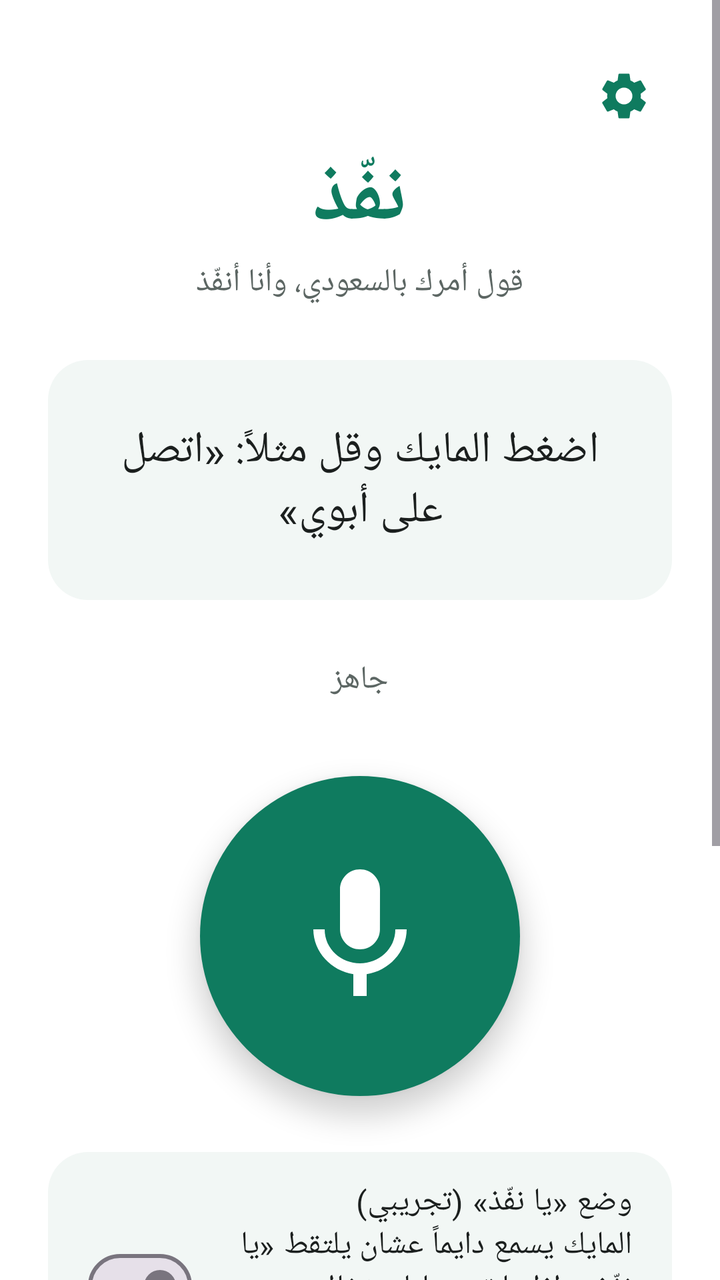
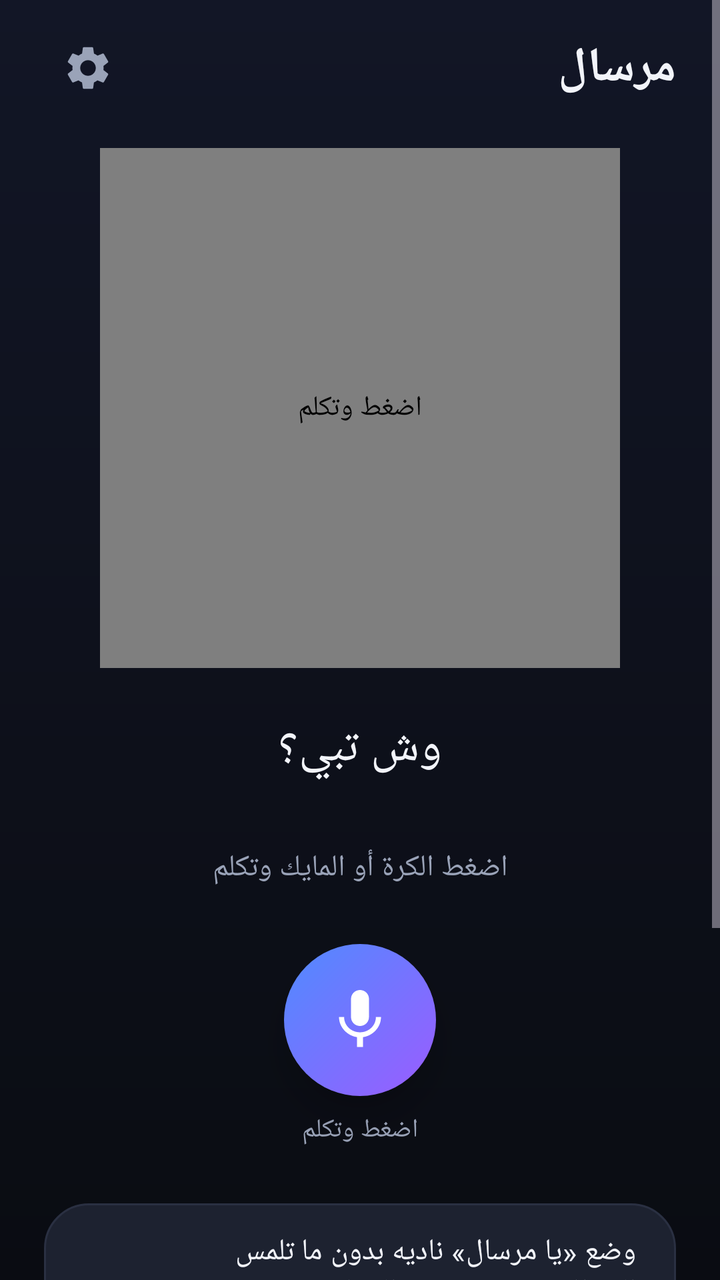

Two renders of the same Android screen: before a commit and after it. Below are the layout's source before the change and the commit's diff.
<!-- AndroidManifest.xml: application theme Theme.Naffith -->
<!-- res/layout/activity_main.xml -->
<?xml version="1.0" encoding="utf-8"?>
<ScrollView xmlns:android="http://schemas.android.com/apk/res/android"
    android:layout_width="match_parent"
    android:layout_height="match_parent"
    android:fillViewport="true">

    <LinearLayout
        android:layout_width="match_parent"
        android:layout_height="wrap_content"
        android:gravity="center_horizontal"
        android:layoutDirection="rtl"
        android:orientation="vertical"
        android:padding="24dp">

        <ImageButton
            android:id="@+id/settingsButton"
            android:layout_width="48dp"
            android:layout_height="48dp"
            android:layout_gravity="start"
            android:background="?attr/selectableItemBackgroundBorderless"
            android:contentDescription="@string/settings_description"
            android:src="@drawable/ic_settings" />

        <TextView
            android:layout_width="wrap_content"
            android:layout_height="wrap_content"
            android:text="@string/app_name"
            android:textColor="@color/brand"
            android:textSize="40sp"
            android:textStyle="bold" />

        <TextView
            android:layout_width="wrap_content"
            android:layout_height="wrap_content"
            android:layout_marginTop="4dp"
            android:text="@string/tagline"
            android:textColor="@color/text_secondary"
            android:textSize="16sp" />

        <TextView
            android:id="@+id/transcriptText"
            android:layout_width="match_parent"
            android:layout_height="wrap_content"
            android:layout_marginTop="28dp"
            android:background="@drawable/bg_card"
            android:gravity="center"
            android:minHeight="120dp"
            android:padding="20dp"
            android:text="@string/transcript_placeholder"
            android:textColor="@color/text_primary"
            android:textIsSelectable="true"
            android:textSize="22sp" />

        <TextView
            android:id="@+id/statusText"
            android:layout_width="match_parent"
            android:layout_height="wrap_content"
            android:layout_marginTop="16dp"
            android:gravity="center"
            android:minHeight="48dp"
            android:text="@string/status_ready"
            android:textColor="@color/text_secondary"
            android:textSize="16sp" />

        
        <TextView
            android:id="@+id/answerText"
            android:layout_width="match_parent"
            android:layout_height="wrap_content"
            android:layout_marginTop="10dp"
            android:background="@drawable/bg_card"
            android:lineSpacingExtra="4dp"
            android:padding="16dp"
            android:textColor="@color/text_primary"
            android:textIsSelectable="true"
            android:textSize="17sp"
            android:visibility="gone" />

        <ImageButton
            android:id="@+id/micButton"
            android:layout_width="160dp"
            android:layout_height="160dp"
            android:layout_marginTop="24dp"
            android:background="@drawable/bg_mic_idle"
            android:contentDescription="@string/mic_description"
            android:elevation="8dp"
            android:padding="40dp"
            android:scaleType="fitCenter"
            android:src="@drawable/ic_mic" />

        <com.google.android.material.materialswitch.MaterialSwitch
            android:id="@+id/handsFreeSwitch"
            android:layout_width="match_parent"
            android:layout_height="wrap_content"
            android:layout_marginTop="28dp"
            android:background="@drawable/bg_card"
            android:paddingHorizontal="20dp"
            android:paddingVertical="14dp"
            android:text="@string/hf_switch"
            android:textColor="@color/text_primary"
            android:textSize="16sp" />

        <TextView
            android:layout_width="match_parent"
            android:layout_height="wrap_content"
            android:layout_marginTop="32dp"
            android:lineSpacingExtra="6dp"
            android:text="@string/examples"
            android:textColor="@color/text_secondary"
            android:textSize="15sp" />
    </LinearLayout>
</ScrollView>
<!-- resources referenced by this layout -->
<resources>
  <color name="brand">#0F7B5F</color>
  <color name="text_primary">#1B1F1E</color>
  <color name="text_secondary">#5C6663</color>
  <!-- drawable bg_card (drawable) -->
  <?xml version="1.0" encoding="utf-8"?>
  <shape xmlns:android="http://schemas.android.com/apk/res/android" android:shape="rectangle">
      <solid android:color="@color/surface_card" />
      <corners android:radius="20dp" />
  </shape>
  <!-- drawable bg_mic_idle (drawable) -->
  <?xml version="1.0" encoding="utf-8"?>
  <shape xmlns:android="http://schemas.android.com/apk/res/android" android:shape="oval">
      <solid android:color="@color/brand" />
  </shape>
  <!-- drawable ic_settings (drawable) -->
  <vector xmlns:android="http://schemas.android.com/apk/res/android"
      android:width="28dp"
      android:height="28dp"
      android:viewportWidth="24"
      android:viewportHeight="24">
      <path
          android:fillColor="#0F7B5F"
          android:pathData="M19.14,12.94c0.04,-0.3 0.06,-0.61 0.06,-0.94c0,-0.32 -0.02,-0.64 -0.07,-0.94l2.03,-1.58c0.18,-0.14 0.23,-0.41 0.12,-0.61l-1.92,-3.32c-0.12,-0.22 -0.37,-0.29 -0.59,-0.22l-2.39,0.96c-0.5,-0.38 -1.03,-0.7 -1.62,-0.94L14.4,2.81c-0.04,-0.24 -0.24,-0.41 -0.48,-0.41h-3.84c-0.24,0 -0.43,0.17 -0.47,0.41L9.25,5.35C8.66,5.59 8.12,5.92 7.63,6.29L5.24,5.33c-0.22,-0.08 -0.47,0 -0.59,0.22L2.74,8.87C2.62,9.08 2.66,9.34 2.86,9.48l2.03,1.58C4.84,11.36 4.8,11.69 4.8,12s0.02,0.64 0.07,0.94l-2.03,1.58c-0.18,0.14 -0.23,0.41 -0.12,0.61l1.92,3.32c0.12,0.22 0.37,0.29 0.59,0.22l2.39,-0.96c0.5,0.38 1.03,0.7 1.62,0.94l0.36,2.54c0.05,0.24 0.24,0.41 0.48,0.41h3.84c0.24,0 0.44,-0.17 0.47,-0.41l0.36,-2.54c0.59,-0.24 1.13,-0.56 1.62,-0.94l2.39,0.96c0.22,0.08 0.47,0 0.59,-0.22l1.92,-3.32c0.12,-0.22 0.07,-0.47 -0.12,-0.61L19.14,12.94zM12,15.6c-1.98,0 -3.6,-1.62 -3.6,-3.6s1.62,-3.6 3.6,-3.6s3.6,1.62 3.6,3.6S13.98,15.6 12,15.6z" />
  </vector>
  <string name="app_name">نفّذ</string>
  <string name="examples">أمثلة:\n• افتح الخرائط وابحث عن أقرب صيدلية\n• شغل لي قصيدة وليا وحافظا\n• اكتب رسالة واتساب روحي هلا وارسلها\n• دق على خالد\n\nإذا اخترت اسم من القائمة أحفظه كاسم ثاني للمرة الجاية، وتلقاه في الإعدادات ⚙️.</string>
  <string name="hf_switch">وضع «يا نفّذ» (تجريبي)\nالمايك يسمع دايماً عشان يلتقط «يا نفّذ». إذا ما تبي مايك شغال، استخدم زر المساعد من الإعدادات ⚙️</string>
  <string name="status_ready">جاهز</string>
  <string name="tagline">قول أمرك بالسعودي، وأنا أنفّذ</string>
  <string name="transcript_placeholder">اضغط المايك وقل مثلاً: «اتصل على أبوي»</string>
  <style name="Theme.Naffith" parent="Theme.Material3.Light.NoActionBar">
          <item name="colorPrimary">@color/brand</item>
          <item name="colorPrimaryDark">@color/brand_dark</item>
          <item name="android:statusBarColor">@color/brand_dark</item>
          <item name="android:windowBackground">@color/white</item>
      </style>
  <color name="surface_card">#F2F7F5</color>
  <color name="brand_dark">#0A5A45</color>
  <!-- unchanged entries left out for length: 4 -->
</resources>

<!-- the commit's change to res/layout/activity_main.xml (unified diff, before → after) -->
@@ -10,57 +10,66 @@
         android:gravity="center_horizontal"
         android:layoutDirection="rtl"
         android:orientation="vertical"
-        android:padding="24dp">
+        android:paddingHorizontal="22dp"
+        android:paddingTop="12dp"
+        android:paddingBottom="28dp">
 
-        <ImageButton
-            android:id="@+id/settingsButton"
-            android:layout_width="48dp"
-            android:layout_height="48dp"
-            android:layout_gravity="start"
-            android:background="?attr/selectableItemBackgroundBorderless"
-            android:contentDescription="@string/settings_description"
-            android:src="@drawable/ic_settings" />
+        
+        <LinearLayout
+            android:layout_width="match_parent"
+            android:layout_height="wrap_content"
+            android:gravity="center_vertical"
+            android:orientation="horizontal">
 
-        <TextView
-            android:layout_width="wrap_content"
-            android:layout_height="wrap_content"
-            android:text="@string/app_name"
-            android:textColor="@color/brand"
-            android:textSize="40sp"
-            android:textStyle="bold" />
+            <TextView
+                android:layout_width="0dp"
+                android:layout_height="wrap_content"
+                android:layout_weight="1"
+                android:text="@string/app_name"
+                android:textColor="@color/text_primary"
+                android:textSize="24sp"
+                android:textStyle="bold" />
 
-        <TextView
-            android:layout_width="wrap_content"
-            android:layout_height="wrap_content"
-            android:layout_marginTop="4dp"
-            android:text="@string/tagline"
-            android:textColor="@color/text_secondary"
-            android:textSize="16sp" />
+            <ImageButton
+                android:id="@+id/settingsButton"
+                android:layout_width="44dp"
+                android:layout_height="44dp"
+                android:background="?attr/selectableItemBackgroundBorderless"
+                android:contentDescription="@string/settings_description"
+                android:src="@drawable/ic_settings" />
+        </LinearLayout>
+
+        
+        <com.naffith.app.VoiceOrbView
+            android:id="@+id/orbView"
+            android:layout_width="260dp"
+            android:layout_height="260dp"
+            android:layout_marginTop="18dp"
+            android:contentDescription="@string/mic_description" />
 
         <TextView
             android:id="@+id/transcriptText"
             android:layout_width="match_parent"
             android:layout_height="wrap_content"
-            android:layout_marginTop="28dp"
-            android:background="@drawable/bg_card"
+            android:layout_marginTop="8dp"
             android:gravity="center"
-            android:minHeight="120dp"
-            android:padding="20dp"
+            android:lineSpacingExtra="4dp"
+            android:minHeight="64dp"
             android:text="@string/transcript_placeholder"
             android:textColor="@color/text_primary"
             android:textIsSelectable="true"
-            android:textSize="22sp" />
+            android:textSize="24sp" />
 
         <TextView
             android:id="@+id/statusText"
             android:layout_width="match_parent"
             android:layout_height="wrap_content"
-            android:layout_marginTop="16dp"
+            android:layout_marginTop="8dp"
             android:gravity="center"
-            android:minHeight="48dp"
+            android:minHeight="40dp"
             android:text="@string/status_ready"
             android:textColor="@color/text_secondary"
-            android:textSize="16sp" />
+            android:textSize="15sp" />
 
         
         <TextView
@@ -69,8 +78,8 @@
             android:layout_height="wrap_content"
             android:layout_marginTop="10dp"
             android:background="@drawable/bg_card"
-            android:lineSpacingExtra="4dp"
-            android:padding="16dp"
+            android:lineSpacingExtra="5dp"
+            android:padding="18dp"
             android:textColor="@color/text_primary"
             android:textIsSelectable="true"
             android:textSize="17sp"
@@ -78,15 +87,23 @@
 
         <ImageButton
             android:id="@+id/micButton"
-            android:layout_width="160dp"
-            android:layout_height="160dp"
-            android:layout_marginTop="24dp"
+            android:layout_width="76dp"
+            android:layout_height="76dp"
+            android:layout_marginTop="18dp"
             android:background="@drawable/bg_mic_idle"
             android:contentDescription="@string/mic_description"
-            android:elevation="8dp"
-            android:padding="40dp"
+            android:elevation="10dp"
+            android:padding="20dp"
             android:scaleType="fitCenter"
             android:src="@drawable/ic_mic" />
+
+        <TextView
+            android:layout_width="wrap_content"
+            android:layout_height="wrap_content"
+            android:layout_marginTop="8dp"
+            android:text="@string/tap_to_talk"
+            android:textColor="@color/text_secondary"
+            android:textSize="13sp" />
 
         <com.google.android.material.materialswitch.MaterialSwitch
             android:id="@+id/handsFreeSwitch"
@@ -98,15 +115,17 @@
             android:paddingVertical="14dp"
             android:text="@string/hf_switch"
             android:textColor="@color/text_primary"
-            android:textSize="16sp" />
+            android:textSize="15sp" />
 
         <TextView
             android:layout_width="match_parent"
             android:layout_height="wrap_content"
-            android:layout_marginTop="32dp"
+            android:layout_marginTop="14dp"
+            android:background="@drawable/bg_card"
             android:lineSpacingExtra="6dp"
+            android:padding="18dp"
             android:text="@string/examples"
             android:textColor="@color/text_secondary"
-            android:textSize="15sp" />
+            android:textSize="14sp" />
     </LinearLayout>
 </ScrollView>
<!-- resource entries referenced after the edit -->
@@ -1,43 +1,75 @@
 <!-- resources referenced by this layout -->
 <resources>
-  <color name="brand">#0F7B5F</color>
-  <color name="text_primary">#1B1F1E</color>
-  <color name="text_secondary">#5C6663</color>
+  <color name="brand">#8B6CFF</color>
+  <color name="text_primary">#F2F4FA</color>
+  <color name="text_secondary">#9AA3B8</color>
   <!-- drawable bg_card (drawable) -->
   <?xml version="1.0" encoding="utf-8"?>
   <shape xmlns:android="http://schemas.android.com/apk/res/android" android:shape="rectangle">
       <solid android:color="@color/surface_card" />
-      <corners android:radius="20dp" />
+      <stroke android:width="1dp" android:color="@color/surface_stroke" />
+      <corners android:radius="22dp" />
   </shape>
   <!-- drawable bg_mic_idle (drawable) -->
   <?xml version="1.0" encoding="utf-8"?>
   <shape xmlns:android="http://schemas.android.com/apk/res/android" android:shape="oval">
-      <solid android:color="@color/brand" />
+      <gradient
+          android:angle="315"
+          android:endColor="@color/orb_violet"
+          android:startColor="@color/orb_blue" />
   </shape>
   <!-- drawable ic_settings (drawable) -->
   <vector xmlns:android="http://schemas.android.com/apk/res/android"
-      android:width="28dp"
-      android:height="28dp"
+      android:width="26dp"
+      android:height="26dp"
       android:viewportWidth="24"
       android:viewportHeight="24">
       <path
-          android:fillColor="#0F7B5F"
+          android:fillColor="#9AA3B8"
           android:pathData="M19.14,12.94c0.04,-0.3 0.06,-0.61 0.06,-0.94c0,-0.32 -0.02,-0.64 -0.07,-0.94l2.03,-1.58c0.18,-0.14 0.23,-0.41 0.12,-0.61l-1.92,-3.32c-0.12,-0.22 -0.37,-0.29 -0.59,-0.22l-2.39,0.96c-0.5,-0.38 -1.03,-0.7 -1.62,-0.94L14.4,2.81c-0.04,-0.24 -0.24,-0.41 -0.48,-0.41h-3.84c-0.24,0 -0.43,0.17 -0.47,0.41L9.25,5.35C8.66,5.59 8.12,5.92 7.63,6.29L5.24,5.33c-0.22,-0.08 -0.47,0 -0.59,0.22L2.74,8.87C2.62,9.08 2.66,9.34 2.86,9.48l2.03,1.58C4.84,11.36 4.8,11.69 4.8,12s0.02,0.64 0.07,0.94l-2.03,1.58c-0.18,0.14 -0.23,0.41 -0.12,0.61l1.92,3.32c0.12,0.22 0.37,0.29 0.59,0.22l2.39,-0.96c0.5,0.38 1.03,0.7 1.62,0.94l0.36,2.54c0.05,0.24 0.24,0.41 0.48,0.41h3.84c0.24,0 0.44,-0.17 0.47,-0.41l0.36,-2.54c0.59,-0.24 1.13,-0.56 1.62,-0.94l2.39,0.96c0.22,0.08 0.47,0 0.59,-0.22l1.92,-3.32c0.12,-0.22 0.07,-0.47 -0.12,-0.61L19.14,12.94zM12,15.6c-1.98,0 -3.6,-1.62 -3.6,-3.6s1.62,-3.6 3.6,-3.6s3.6,1.62 3.6,3.6S13.98,15.6 12,15.6z" />
   </vector>
-  <string name="app_name">نفّذ</string>
-  <string name="examples">أمثلة:\n• افتح الخرائط وابحث عن أقرب صيدلية\n• شغل لي قصيدة وليا وحافظا\n• اكتب رسالة واتساب روحي هلا وارسلها\n• دق على خالد\n\nإذا اخترت اسم من القائمة أحفظه كاسم ثاني للمرة الجاية، وتلقاه في الإعدادات ⚙️.</string>
-  <string name="hf_switch">وضع «يا نفّذ» (تجريبي)\nالمايك يسمع دايماً عشان يلتقط «يا نفّذ». إذا ما تبي مايك شغال، استخدم زر المساعد من الإعدادات ⚙️</string>
-  <string name="status_ready">جاهز</string>
-  <string name="tagline">قول أمرك بالسعودي، وأنا أنفّذ</string>
-  <string name="transcript_placeholder">اضغط المايك وقل مثلاً: «اتصل على أبوي»</string>
-  <style name="Theme.Naffith" parent="Theme.Material3.Light.NoActionBar">
+  <string name="app_name">مرسال</string>
+  <string name="examples">جرّب تقول:
+  • «اتصل على روحي»
+  • «ارسل واتساب لأبوي إني جاي»
+  • «وديني البيت» أو «شف لي أقرب مطعم»
+  • «افتح التيك توك وابحث عن طبخ»
+  • أو اسأل أي سؤال وسولف معي</string>
+  <string name="hf_switch">وضع «يا مرسال»
+  ناديه بدون ما تلمس الجوال. يسمع بس في السيارة ومع السماعات وعلى الشاحن (تغيّرها من الإعدادات ⚙️)</string>
+  <string name="status_ready">اضغط الكرة أو المايك وتكلم</string>
+  <string name="tap_to_talk">اضغط وتكلم</string>
+  <string name="transcript_placeholder">وش تبي؟</string>
+  <style name="Theme.Naffith" parent="Theme.Material3.Dark.NoActionBar">
           <item name="colorPrimary">@color/brand</item>
-          <item name="colorPrimaryDark">@color/brand_dark</item>
-          <item name="android:statusBarColor">@color/brand_dark</item>
-          <item name="android:windowBackground">@color/white</item>
+          <item name="colorOnPrimary">@color/white</item>
+          <item name="colorPrimaryContainer">@color/brand_dark</item>
+          <item name="colorOnPrimaryContainer">@color/white</item>
+          <item name="colorSecondaryContainer">@color/surface_stroke</item>
+          <item name="colorOnSecondaryContainer">@color/text_primary</item>
+          <item name="colorSurface">@color/surface</item>
+          <item name="colorOnSurface">@color/text_primary</item>
+          <item name="android:colorBackground">@color/bg</item>
+          <item name="android:windowBackground">@drawable/bg_screen</item>
+          <item name="android:statusBarColor">@color/bg_top</item>
+          <item name="android:navigationBarColor">@color/bg</item>
       </style>
-  <color name="surface_card">#F2F7F5</color>
-  <color name="brand_dark">#0A5A45</color>
+  <color name="surface_card">#1D2230</color>
+  <color name="surface_stroke">#2A3042</color>
+  <color name="orb_violet">#9B5CFF</color>
+  <color name="orb_blue">#4F8BFF</color>
+  <color name="brand_dark">#5B3FD9</color>
+  <color name="surface">#161A24</color>
+  <color name="bg">#0A0C12</color>
+  <!-- drawable bg_screen (drawable) -->
+  <?xml version="1.0" encoding="utf-8"?>
+  <shape xmlns:android="http://schemas.android.com/apk/res/android" android:shape="rectangle">
+      <gradient
+          android:angle="270"
+          android:endColor="@color/bg"
+          android:startColor="@color/bg_top" />
+  </shape>
+  <color name="bg_top">#121626</color>
   <!-- unchanged entries left out for length: 4 -->
 </resources>
 
